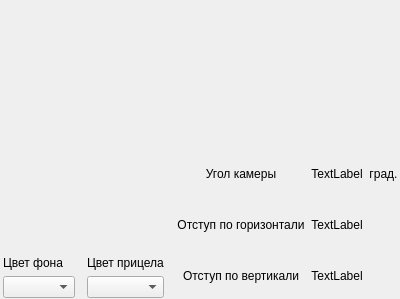
Above: client.ui from lexafonov/Aim before the change. Below: the same form after it.
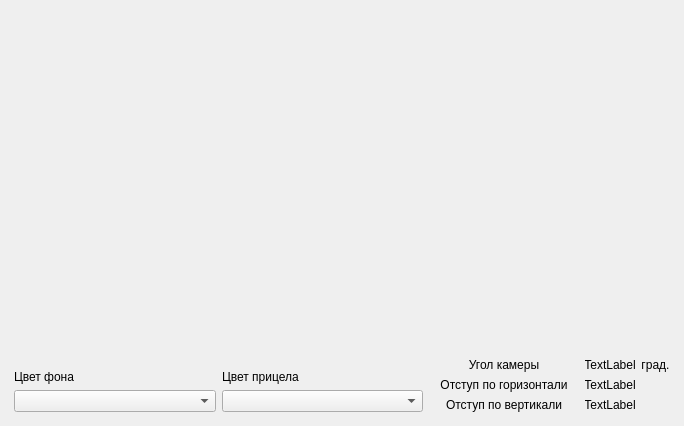
That is the form after the change.

Commit message: Выравнивание элементов по нижнему краю при растяжении

Patch:
```diff
--- a/client.ui
+++ b/client.ui
@@ -6,23 +6,22 @@
    <rect>
     <x>0</x>
     <y>0</y>
-    <width>400</width>
-    <height>299</height>
+    <width>684</width>
+    <height>426</height>
    </rect>
   </property>
+  <property name="minimumSize">
+   <size>
+    <width>0</width>
+    <height>300</height>
+   </size>
+  </property>
   <property name="windowTitle">
    <string>Клиент</string>
   </property>
-  <widget class="QWidget" name="verticalLayoutWidget_2">
-   <property name="geometry">
-    <rect>
-     <x>0</x>
-     <y>0</y>
-     <width>401</width>
-     <height>301</height>
-    </rect>
-   </property>
-   <layout class="QVBoxLayout" name="verticalLayout_4">
+  <layout class="QVBoxLayout" name="verticalLayout">
+   <item>
+    <layout class="QHBoxLayout" name="horizontalLayout_2">
     <property name="spacing">
      <number>6</number>
     </property>
@@ -41,19 +40,6 @@
     <property name="bottomMargin">
      <number>3</number>
     </property>
-    <item>
-     <spacer name="verticalSpacer_3">
-      <property name="orientation">
-       <enum>Qt::Vertical</enum>
-      </property>
-      <property name="sizeHint" stdset="0">
-       <size>
-        <width>20</width>
-        <height>40</height>
-       </size>
-      </property>
-     </spacer>
-    </item>
     <item>
      <layout class="QHBoxLayout" name="horizontalLayoutSettings">
       <item>
@@ -87,19 +73,6 @@
         </item>
        </layout>
       </item>
-      <item>
-       <spacer name="horizontalSpacer_5">
-        <property name="orientation">
-         <enum>Qt::Horizontal</enum>
-        </property>
-        <property name="sizeHint" stdset="0">
-         <size>
-          <width>40</width>
-          <height>20</height>
-         </size>
-        </property>
-       </spacer>
-      </item>
       <item>
        <layout class="QVBoxLayout" name="verticalLayout_6">
         <item>
@@ -128,44 +101,26 @@
        </layout>
       </item>
       <item>
-       <spacer name="horizontalSpacer">
-        <property name="orientation">
-         <enum>Qt::Horizontal</enum>
-        </property>
-        <property name="sizeHint" stdset="0">
-         <size>
-          <width>40</width>
-          <height>20</height>
-         </size>
-        </property>
-       </spacer>
-      </item>
-      <item>
-       <layout class="QHBoxLayout" name="horizontalLayout">
+        <layout class="QVBoxLayout" name="verticalLayout_2">
         <item>
          <layout class="QGridLayout" name="gridLayout">
-          <item row="1" column="2">
-           <widget class="QLabel" name="label_3">
-            <property name="text">
-             <string>град.</string>
-            </property>
-            <property name="alignment">
-             <set>Qt::AlignCenter</set>
-            </property>
-           </widget>
-          </item>
-          <item row="1" column="1">
-           <widget class="QLabel" name="AngleLbl">
-            <property name="text">
-             <string>TextLabel</string>
-            </property>
-            <property name="alignment">
-             <set>Qt::AlignCenter</set>
-            </property>
-           </widget>
-          </item>
           <item row="2" column="0">
            <widget class="QLabel" name="LblOtH">
+             <property name="minimumSize">
+              <size>
+               <width>150</width>
+               <height>0</height>
+              </size>
+             </property>
+             <property name="maximumSize">
+              <size>
+               <width>150</width>
+               <height>16777215</height>
+              </size>
+             </property>
+             <property name="layoutDirection">
+              <enum>Qt::RightToLeft</enum>
+             </property>
             <property name="text">
              <string>Отступ по горизонтали</string>
             </property>
@@ -174,28 +129,20 @@
             </property>
            </widget>
           </item>
-          <item row="1" column="0">
-           <widget class="QLabel" name="LblAngle">
-            <property name="text">
-             <string>Угол камеры</string>
-            </property>
-            <property name="alignment">
-             <set>Qt::AlignCenter</set>
-            </property>
-           </widget>
-          </item>
-          <item row="2" column="1">
-           <widget class="QLabel" name="OtHLbl">
-            <property name="text">
-             <string>TextLabel</string>
-            </property>
-            <property name="alignment">
-             <set>Qt::AlignCenter</set>
-            </property>
-           </widget>
-          </item>
           <item row="3" column="0">
            <widget class="QLabel" name="LblOtV">
+             <property name="minimumSize">
+              <size>
+               <width>150</width>
+               <height>0</height>
+              </size>
+             </property>
+             <property name="maximumSize">
+              <size>
+               <width>150</width>
+               <height>16777215</height>
+              </size>
+             </property>
             <property name="text">
              <string>Отступ по вертикали</string>
             </property>
@@ -204,8 +151,30 @@
             </property>
            </widget>
           </item>
+           <item row="1" column="2">
+            <widget class="QLabel" name="label_3">
+             <property name="text">
+              <string>град.</string>
+             </property>
+             <property name="alignment">
+              <set>Qt::AlignCenter</set>
+             </property>
+            </widget>
+           </item>
           <item row="3" column="1">
            <widget class="QLabel" name="OtVLbl">
+             <property name="minimumSize">
+              <size>
+               <width>50</width>
+               <height>0</height>
+              </size>
+             </property>
+             <property name="maximumSize">
+              <size>
+               <width>50</width>
+               <height>16777215</height>
+              </size>
+             </property>
             <property name="text">
              <string>TextLabel</string>
             </property>
@@ -214,6 +183,88 @@
             </property>
            </widget>
           </item>
+           <item row="2" column="1">
+            <widget class="QLabel" name="OtHLbl">
+             <property name="minimumSize">
+              <size>
+               <width>50</width>
+               <height>0</height>
+              </size>
+             </property>
+             <property name="maximumSize">
+              <size>
+               <width>50</width>
+               <height>16777215</height>
+              </size>
+             </property>
+             <property name="layoutDirection">
+              <enum>Qt::RightToLeft</enum>
+             </property>
+             <property name="text">
+              <string>TextLabel</string>
+             </property>
+             <property name="alignment">
+              <set>Qt::AlignCenter</set>
+             </property>
+            </widget>
+           </item>
+           <item row="1" column="1">
+            <widget class="QLabel" name="AngleLbl">
+             <property name="minimumSize">
+              <size>
+               <width>50</width>
+               <height>0</height>
+              </size>
+             </property>
+             <property name="maximumSize">
+              <size>
+               <width>50</width>
+               <height>16777215</height>
+              </size>
+             </property>
+             <property name="text">
+              <string>TextLabel</string>
+             </property>
+             <property name="alignment">
+              <set>Qt::AlignCenter</set>
+             </property>
+            </widget>
+           </item>
+           <item row="1" column="0">
+            <widget class="QLabel" name="LblAngle">
+             <property name="sizePolicy">
+              <sizepolicy hsizetype="Fixed" vsizetype="Preferred">
+               <horstretch>0</horstretch>
+               <verstretch>0</verstretch>
+              </sizepolicy>
+             </property>
+             <property name="minimumSize">
+              <size>
+               <width>150</width>
+               <height>0</height>
+              </size>
+             </property>
+             <property name="text">
+              <string>Угол камеры</string>
+             </property>
+             <property name="alignment">
+              <set>Qt::AlignCenter</set>
+             </property>
+            </widget>
+           </item>
+           <item row="0" column="0" colspan="3">
+            <spacer name="verticalSpacer_3">
+             <property name="orientation">
+              <enum>Qt::Vertical</enum>
+             </property>
+             <property name="sizeHint" stdset="0">
+              <size>
+               <width>20</width>
+               <height>40</height>
+              </size>
+             </property>
+            </spacer>
+           </item>
          </layout>
         </item>
        </layout>
@@ -221,7 +272,8 @@
      </layout>
     </item>
    </layout>
-  </widget>
+   </item>
+  </layout>
  </widget>
  <resources/>
  <connections/>
```
Lines whose indentation alone changed are shown as unchanged.
